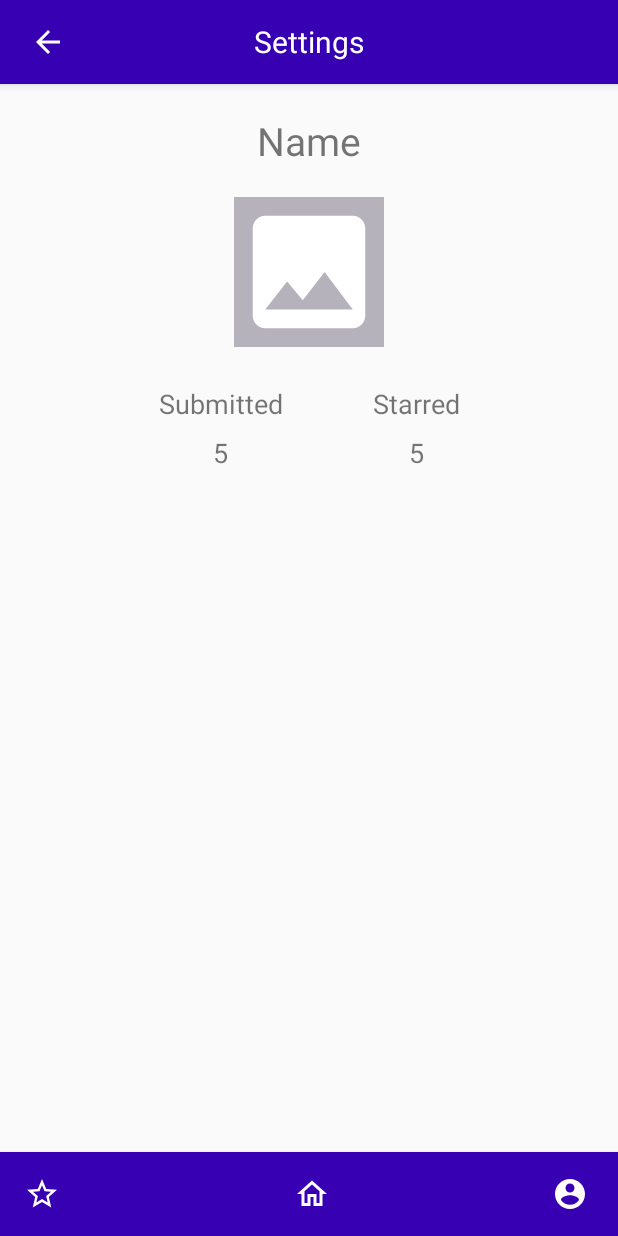
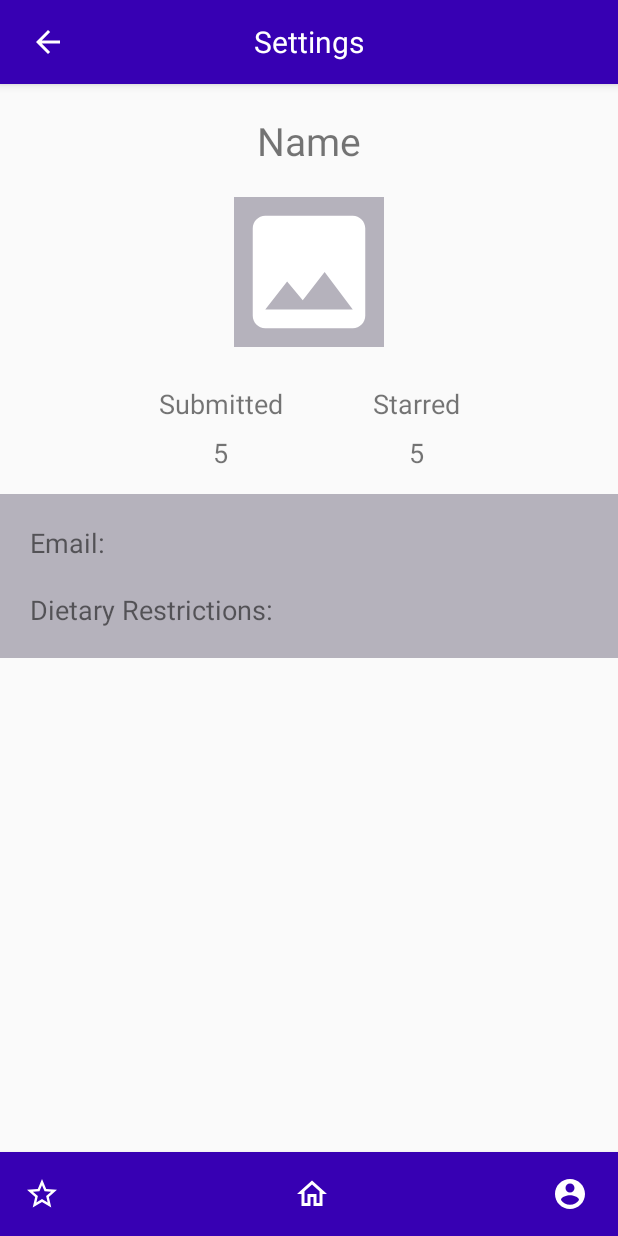
Before and after one commit to RoyeEshed/RecipeApplication, an Android app: the SettingsActivity screen opened directly, with no data from a screen before it, on a phone screen of 412 x 824 dp. Run offline under Robolectric (Android 15) with nearby library versions, the phone set to English and light mode, and no system bars.

Commit message:
settings navigation from browse

```diff
--- a/Fork/app/src/main/java/com/eshed/fork/Settings/SettingsActivity.java
+++ b/Fork/app/src/main/java/com/eshed/fork/Settings/SettingsActivity.java
@@ -1,5 +1,6 @@
 package com.eshed.fork.Settings;
 
+import android.content.Intent;
 import android.os.Bundle;
 import android.view.View;
 import android.widget.EditText;
@@ -37,6 +38,7 @@ public class SettingsActivity extends AppCompatActivity {
         addButton.setVisibility(View.INVISIBLE);
         ImageView settingsButton = tabBar.findViewById(R.id.user_settings);
         ImageView starredRecipesButton = tabBar.findViewById(R.id.star);
+        ImageView browseButton = tabBar.findViewById(R.id.home);
 
         backButton.setOnClickListener((View v)-> {
             this.finish();
@@ -48,5 +50,10 @@ public class SettingsActivity extends AppCompatActivity {
         starredRecipesButton.setOnClickListener((View v)-> {
             Toast.makeText(this, "TODO: starred recipes button", Toast.LENGTH_SHORT).show();
         });
+        browseButton.setOnClickListener((View v)-> {
+            Intent intent = new Intent(this, BrowseActivity.class);
+            this.startActivity(intent);
+            this.finish();
+        });
     }
 }
--- a/Fork/app/src/main/res/layout/activity_settings.xml
+++ b/Fork/app/src/main/res/layout/activity_settings.xml
@@ -46,6 +46,7 @@
             app:layout_constraintTop_toBottomOf="@+id/name_textview" />
 
         <androidx.constraintlayout.widget.ConstraintLayout
+            android:id="@+id/constraintLayout"
             android:layout_width="match_parent"
             android:layout_height="wrap_content"
             app:layout_constraintStart_toStartOf="parent"
@@ -97,7 +98,36 @@
                 app:layout_constraintStart_toStartOf="@+id/recipes_submitted_label"
                 app:layout_constraintTop_toBottomOf="@+id/recipes_submitted_label" />
         </androidx.constraintlayout.widget.ConstraintLayout>
+
+        <LinearLayout
+            android:layout_width="match_parent"
+            android:layout_height="wrap_content"
+            android:layout_marginTop="15dp"
+            android:background="@color/gray"
+            android:orientation="vertical"
+            android:paddingBottom="20dp"
+            app:layout_constraintEnd_toEndOf="parent"
+            app:layout_constraintStart_toStartOf="parent"
+            app:layout_constraintTop_toBottomOf="@+id/constraintLayout">
+
+            <TextView
+                android:layout_width="wrap_content"
+                android:layout_height="wrap_content"
+                android:layout_marginStart="20dp"
+                android:layout_marginTop="20dp"
+                android:textSize="18sp"
+                android:text="Email:" />
+
+            <TextView
+                android:layout_width="wrap_content"
+                android:layout_height="wrap_content"
+                android:layout_marginStart="20dp"
+                android:layout_marginTop="20dp"
+                android:textSize="18sp"
+                android:text="Dietary Restrictions:" />
+        </LinearLayout>
     </androidx.constraintlayout.widget.ConstraintLayout>
+
     <include
         android:id="@+id/tab_bar"
         layout="@layout/tab_bar"
```
